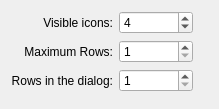
mgottschlag/kwin-tiling, file plasma/applets/quicklaunch/quicklaunchConfig.ui: the form before one commit.
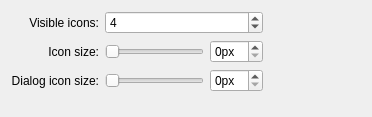
The form after the commit.

Commit message: Make iconsize configurable instead of row-count... works pretty well although it has some issues, maybe plasma-related, need to research a bit :)

```diff
--- a/plasma/applets/quicklaunch/quicklaunchConfig.ui
+++ b/plasma/applets/quicklaunch/quicklaunchConfig.ui
@@ -1,12 +1,12 @@
 <ui version="4.0" >
  <class>quicklaunchConfig</class>
- <widget class="QWidget" name="quicklaunchConfig" >
-  <property name="geometry" >
+ <widget class="QWidget" name="quicklaunchConfig">
+  <property name="geometry">
    <rect>
     <x>0</x>
     <y>0</y>
-    <width>219</width>
-    <height>109</height>
+    <width>372</width>
+    <height>117</height>
    </rect>
   </property>
   <property name="windowTitle" >
@@ -15,40 +15,10 @@
   <property name="accessibleName" >
    <string>Configure QuickLaunch</string>
   </property>
-  <layout class="QGridLayout" >
-   <item row="1" column="0" >
-    <widget class="QLabel" name="lblRowNums" >
-     <property name="text" >
-      <string>Maximum Rows:</string>
-     </property>
-     <property name="alignment" >
-      <set>Qt::AlignRight|Qt::AlignTrailing|Qt::AlignVCenter</set>
-     </property>
-    </widget>
-   </item>
-   <item row="3" column="0" >
-    <widget class="QLabel" name="dialogrowLabel" >
-     <property name="text" >
-      <string>Rows in the dialog:</string>
-     </property>
-     <property name="alignment" >
-      <set>Qt::AlignRight|Qt::AlignTrailing|Qt::AlignVCenter</set>
-     </property>
-    </widget>
-   </item>
-   <item row="3" column="1" >
-    <widget class="QSpinBox" name="dialogRowCount" >
-     <property name="minimum" >
-      <number>1</number>
-     </property>
-     <property name="maximum" >
-      <number>10</number>
-     </property>
-    </widget>
-   </item>
-   <item row="0" column="0" >
-    <widget class="QLabel" name="label" >
-     <property name="text" >
+  <layout class="QGridLayout">
+   <item row="0" column="0">
+    <widget class="QLabel" name="label">
+     <property name="text">
       <string>Visible icons:</string>
      </property>
      <property name="alignment" >
@@ -56,47 +26,9 @@
      </property>
     </widget>
    </item>
-   <item row="0" column="1" >
-    <widget class="QSpinBox" name="icons" >
-     <property name="sizePolicy" >
-      <sizepolicy vsizetype="Fixed" hsizetype="Maximum" >
-       <horstretch>0</horstretch>
-       <verstretch>0</verstretch>
-      </sizepolicy>
-     </property>
-     <property name="specialValueText" >
-      <string>Unlimited</string>
-     </property>
-     <property name="minimum" >
-      <number>-1</number>
-     </property>
-     <property name="value" >
-      <number>4</number>
-     </property>
-    </widget>
-   </item>
-   <item row="1" column="1" >
-    <widget class="QSpinBox" name="rowCount" >
-     <property name="sizePolicy" >
-      <sizepolicy vsizetype="Fixed" hsizetype="Preferred" >
-       <horstretch>0</horstretch>
-       <verstretch>0</verstretch>
-      </sizepolicy>
-     </property>
-     <property name="minimum" >
-      <number>1</number>
-     </property>
-     <property name="maximum" >
-      <number>10</number>
-     </property>
-     <property name="value" >
-      <number>1</number>
-     </property>
-    </widget>
-   </item>
-   <item row="1" column="2" >
-    <spacer name="horizontalSpacer" >
-     <property name="orientation" >
+   <item row="2" column="3">
+    <spacer name="horizontalSpacer">
+     <property name="orientation">
       <enum>Qt::Horizontal</enum>
      </property>
      <property name="sizeHint" stdset="0" >
@@ -107,9 +39,9 @@
      </property>
     </spacer>
    </item>
-   <item row="4" column="0" >
-    <spacer name="verticalSpacer" >
-     <property name="orientation" >
+   <item row="5" column="0">
+    <spacer name="verticalSpacer">
+     <property name="orientation">
       <enum>Qt::Vertical</enum>
      </property>
      <property name="sizeHint" stdset="0" >
@@ -120,6 +52,73 @@
      </property>
     </spacer>
    </item>
+   <item row="2" column="1">
+    <widget class="QSlider" name="iconSizeSlider">
+     <property name="orientation">
+      <enum>Qt::Horizontal</enum>
+     </property>
+    </widget>
+   </item>
+   <item row="2" column="0">
+    <widget class="QLabel" name="label_2">
+     <property name="text">
+      <string>Icon size:</string>
+     </property>
+     <property name="alignment">
+      <set>Qt::AlignRight|Qt::AlignTrailing|Qt::AlignVCenter</set>
+     </property>
+    </widget>
+   </item>
+   <item row="2" column="2">
+    <widget class="QSpinBox" name="iconSizeSpin">
+     <property name="suffix">
+      <string>px</string>
+     </property>
+    </widget>
+   </item>
+   <item row="0" column="1" colspan="2">
+    <widget class="QSpinBox" name="icons">
+     <property name="sizePolicy">
+      <sizepolicy hsizetype="Expanding" vsizetype="Fixed">
+       <horstretch>0</horstretch>
+       <verstretch>0</verstretch>
+      </sizepolicy>
+     </property>
+     <property name="specialValueText">
+      <string>Unlimited</string>
+     </property>
+     <property name="minimum">
+      <number>-1</number>
+     </property>
+     <property name="value">
+      <number>4</number>
+     </property>
+    </widget>
+   </item>
+   <item row="3" column="1">
+    <widget class="QSlider" name="dialogIconSizeSlider">
+     <property name="orientation">
+      <enum>Qt::Horizontal</enum>
+     </property>
+    </widget>
+   </item>
+   <item row="3" column="0">
+    <widget class="QLabel" name="label_3">
+     <property name="text">
+      <string>Dialog icon size:</string>
+     </property>
+     <property name="alignment">
+      <set>Qt::AlignRight|Qt::AlignTrailing|Qt::AlignVCenter</set>
+     </property>
+    </widget>
+   </item>
+   <item row="3" column="2">
+    <widget class="QSpinBox" name="dialogIconSizeSpin">
+     <property name="suffix">
+      <string>px</string>
+     </property>
+    </widget>
+   </item>
   </layout>
  </widget>
  <resources/>
```
Left out of the diff: 80 changed lines with no effect on the pictures. The commit also changes 4 other files.
